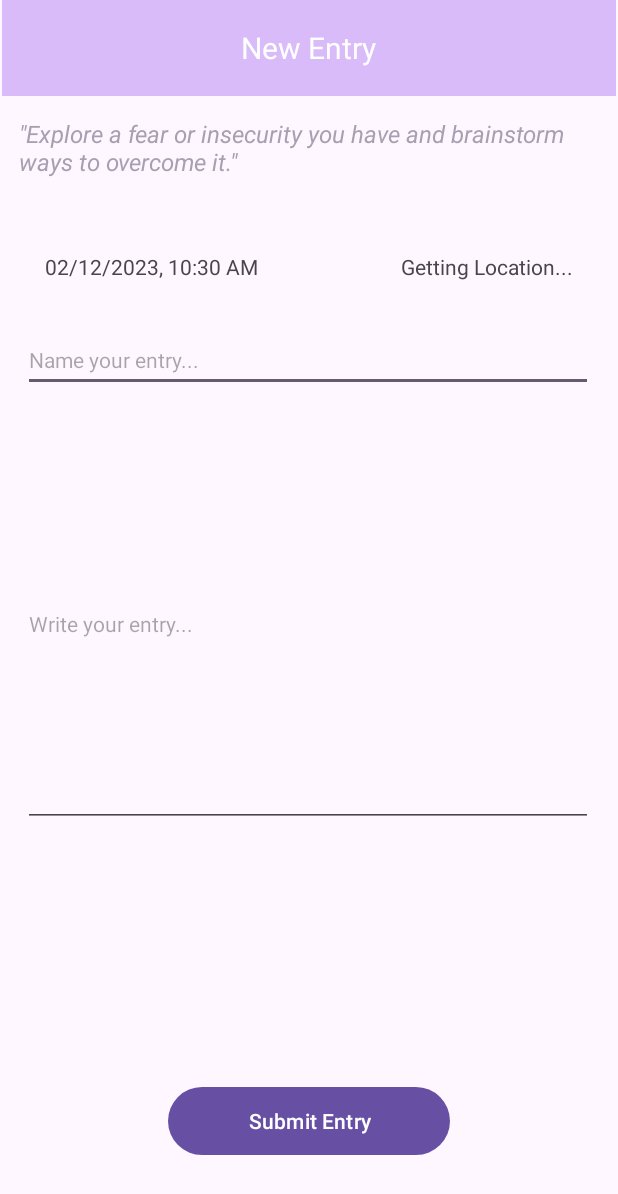
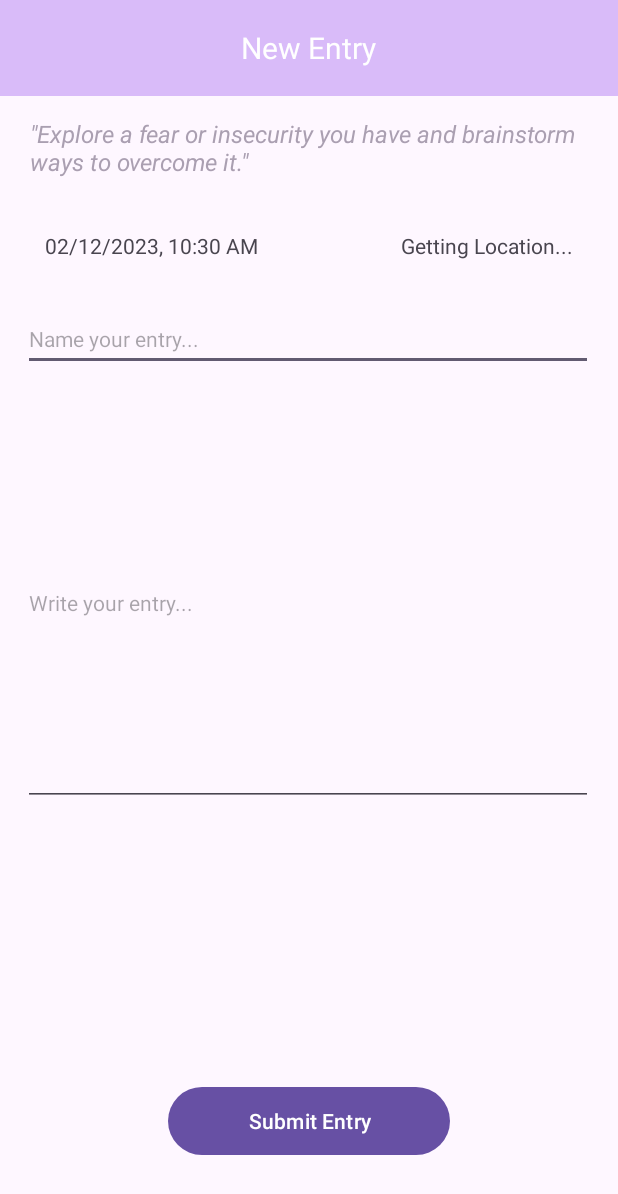
Before and after one commit to CallumOB/journalling-app, an Android app: the screen it shows after launch (NewEntryActivity), after a tap on an icon or button, on a phone screen of 412 x 824 dp. Shown: the top 1194 px of the screen. Run offline under Robolectric (Android 15) with nearby library versions, the phone set to English and light mode, and no system bars; our stand-ins replace Room's generated code.

Commit message:
layout changes, android naming convention implemented

```diff
--- a/app/src/main/AndroidManifest.xml
+++ b/app/src/main/AndroidManifest.xml
@@ -17,12 +17,15 @@
         tools:targetApi="31">
         <activity
             android:name=".ViewEntryActivity"
+            android:screenOrientation="portrait"
             android:exported="false" />
         <activity
             android:name=".NewEntryActivity"
+            android:screenOrientation="portrait"
             android:exported="false" />
         <activity
             android:name=".MainActivity"
+            android:screenOrientation="portrait"
             android:exported="true">
             <intent-filter>
                 <action android:name="android.intent.action.MAIN" />
--- a/app/src/main/java/com/example/journallingapp/EntryRecyclerAdapter.java
+++ b/app/src/main/java/com/example/journallingapp/EntryRecyclerAdapter.java
@@ -20,18 +20,18 @@ public class EntryRecyclerAdapter extends RecyclerView.Adapter<EntryRecyclerAdap
     * https://stackoverflow.com/questions/24471109/recyclerview-onclick?page=1&tab=scoredesc#tab-top
     * */
     interface OnClickListener {
-        void onClick(View view);
+        void onClick(Entry entry);
     }
 
     private Context context;
-    private List<Entry> entry_list;
+    private List<Entry> entryList;
     private OnClickListener listener;
 
     public void addOnClickListener(OnClickListener listener) {this.listener = listener;}
 
     public EntryRecyclerAdapter(Context context, List<Entry> entries) {
         this.context = context;
-        this.entry_list = entries;
+        this.entryList = entries;
     }
 
     @Override
@@ -49,41 +49,46 @@ public class EntryRecyclerAdapter extends RecyclerView.Adapter<EntryRecyclerAdap
 
     @Override
     public int getItemCount() {
-        return entry_list.size();
+        return entryList.size();
     }
 
     void updateData(List<Entry> entries) {
-        this.entry_list = entries;
+        this.entryList = entries;
         notifyDataSetChanged();
     }
 
 
     class ViewHolder extends RecyclerView.ViewHolder implements View.OnClickListener{
-        private TextView entry_title;
-        private TextView entry_location;
-        private TextView entry_date;
+        private TextView entryTitle;
+        private TextView entryLocation;
+        private TextView entryDate;
 
         ViewHolder(View itemView) {
             super(itemView);
             itemView.setOnClickListener((View.OnClickListener) this);
-            entry_title = itemView.findViewById(R.id.entryTitle);
-            entry_location = itemView.findViewById(R.id.entryLocation);
-            entry_date = itemView.findViewById(R.id.entryDate);
+            entryTitle = itemView.findViewById(R.id.entryTitle);
+            entryLocation = itemView.findViewById(R.id.entryLocation);
+            entryDate = itemView.findViewById(R.id.entryDate);
         }
 
         void bindData(int position) {
-            Entry entry = entry_list.get(position);
-            entry_title.setText(entry.getName());
-            entry_location.setText(entry.getLocation());
-            entry_date.setText(entry.getDate().toString());
+            Entry entry = entryList.get(position);
+            entryTitle.setText(entry.getName());
+            entryLocation.setText(entry.getLocation());
+            entryDate.setText(entry.getDate());
         }
 
         @Override
         public void onClick(View view) {
             int position = getAdapterPosition();
             if (listener != null) {
-            // add functionality here for new intent and extras to view the given entry
+                Entry entry = entryList.get(position);
+                listener.onClick(entry);
             }
         }
     }
+
+    void setOnClickListener(OnClickListener listener) {
+        this.listener = listener;
+    }
 }
--- a/app/src/main/java/com/example/journallingapp/MainActivity.java
+++ b/app/src/main/java/com/example/journallingapp/MainActivity.java
@@ -7,6 +7,7 @@ import androidx.room.Room;
 
 import android.content.Intent;
 import android.os.Bundle;
+import android.util.Log;
 import android.view.View;
 
 import com.google.android.material.floatingactionbutton.FloatingActionButton;
@@ -15,48 +16,52 @@ import java.util.ArrayList;
 
 public class MainActivity extends AppCompatActivity {
 
-    private RecyclerView entry_view;
-    private FloatingActionButton add_entry;
-    private EntryDao entry_dao;
-    private EntryRecyclerAdapter entry_adapter;
+    private RecyclerView entryView;
+    private FloatingActionButton addEntry;
+    private EntryDao entryDao;
+    private EntryRecyclerAdapter entryAdapter;
 
     @Override
     protected void onCreate(Bundle savedInstanceState) {
         super.onCreate(savedInstanceState);
         setContentView(R.layout.activity_main);
 
-        entry_view = findViewById(R.id.journalEntries);
-        entry_view.setLayoutManager(new LinearLayoutManager(this));
-        add_entry = findViewById(R.id.addEntry);
+        entryView = findViewById(R.id.journalEntries);
+        entryView.setLayoutManager(new LinearLayoutManager(this));
+        addEntry = findViewById(R.id.addEntry);
 
-        entry_dao = Room.databaseBuilder(this, EntryDatabase.class, "entry-db")
+        entryDao = Room.databaseBuilder(this, EntryDatabase.class, "entry-db")
                 .allowMainThreadQueries()
                 .build()
                 .getEntryDao();
 
-        entry_adapter = new EntryRecyclerAdapter(this, new ArrayList<Entry>());
-        entry_view.setAdapter(entry_adapter);
-        entry_adapter.addOnClickListener(new EntryRecyclerAdapter.OnClickListener() {
+        entryAdapter = new EntryRecyclerAdapter(this, new ArrayList<Entry>());
+        entryAdapter.setOnClickListener(new EntryRecyclerAdapter.OnClickListener() {
             @Override
-            public void onClick(View v) {
+            public void onClick(Entry entry) {
                 // create new intent for displaying existing entry
                 Intent intent = new Intent(MainActivity.this, ViewEntryActivity.class);
                 Bundle b = new Bundle();
-                b.putInt("entry_id", v.getId());
+                b.putInt("entry_id", entry.getId());
                 intent.putExtras(b);
+                Log.i("EntryAdapter", "Starting ViewEntryActivity, entry_id = " + entry.getId());
                 startActivity(intent);
             }
         });
 
-        add_entry.setOnClickListener(new View.OnClickListener() {
+        entryView.setAdapter(entryAdapter);
+
+        addEntry.setOnClickListener(new View.OnClickListener() {
             @Override
             public void onClick(View v) {
                 // create new intent for creating a new entry
+                Log.i("NewEntry", "Starting NewEntryActivity");
                 Intent intent = new Intent(MainActivity.this, NewEntryActivity.class);
                 startActivity(intent);
             }
         });
 
+        Log.i("MainActivity", "Loading entries");
         loadEntries();
     }
 
@@ -66,5 +71,6 @@ public class MainActivity extends AppCompatActivity {
         loadEntries();
     }
 
-    public void loadEntries() {entry_adapter.updateData(entry_dao.getEntries());}
+    public void loadEntries() {
+        entryAdapter.updateData(entryDao.getEntries());}
 }
--- a/app/src/main/java/com/example/journallingapp/NewEntryActivity.java
+++ b/app/src/main/java/com/example/journallingapp/NewEntryActivity.java
@@ -21,9 +21,7 @@ import android.widget.EditText;
 import android.widget.TextView;
 import android.widget.Toast;
 
-import java.io.IOException;
 import java.text.SimpleDateFormat;
-import java.util.ArrayList;
 import java.util.Calendar;
 import java.util.Date;
 import java.util.List;
@@ -32,17 +30,17 @@ import java.util.Random;
 
 public class NewEntryActivity extends AppCompatActivity implements LocationListener {
 
-    private BackgroundThread bg_thread;
-    private EntryDao entry_dao;
+    private BackgroundThread bgThread;
+    private EntryDao entryDao;
     private TextView prompt;
     private TextView date;
-    private TextView location_text;
+    private TextView locationText;
     private EditText name;
     private EditText contents;
     private Button submit;
     private int LOCATION_PERMISSION_CODE = 1;
-    private String[] prompt_array;
-    private Random random_prompt = new Random();
+    private String[] PROMPT_ARRAY;
+    private Random randomPrompt = new Random();
     private LocationManager locationManager;
     private long minTime = 500;
     private float minDistance = 1;
@@ -54,60 +52,60 @@ public class NewEntryActivity extends AppCompatActivity implements LocationListe
         super.onCreate(savedInstanceState);
         setContentView(R.layout.new_entry);
 
-        bg_thread = new BackgroundThread();
-        bg_thread.start();
+        bgThread = new BackgroundThread();
+        bgThread.start();
 
         locationManager = (LocationManager) getSystemService(Context.LOCATION_SERVICE);
         prompt = findViewById(R.id.newEntryPrompt);
         date = findViewById(R.id.newEntryDate);
-        location_text = findViewById(R.id.newEntryLocation);
+        locationText = findViewById(R.id.newEntryLocation);
         name = findViewById(R.id.newEntryTitle);
         contents = findViewById(R.id.newEntryText);
         submit = findViewById(R.id.newEntrySubmit);
-        prompt_array = getResources().getStringArray(R.array.journal_prompts);
+        PROMPT_ARRAY = getResources().getStringArray(R.array.journal_prompts);
 
-        entry_dao = Room.databaseBuilder(this, EntryDatabase.class, "entry-db")
+        entryDao = Room.databaseBuilder(this, EntryDatabase.class, "entry-db")
                 .allowMainThreadQueries()
                 .build()
                 .getEntryDao();
 
         // displays a random journalling prompt from the array in string.xml
-        prompt.setText("\"" + prompt_array[random_prompt.nextInt(20)] + "\"");
-        location_text.setText("Getting Location...");
+        prompt.setText("\"" + PROMPT_ARRAY[randomPrompt.nextInt(20)] + "\"");
+        locationText.setText("Getting Location...");
         date.setText(getSystemTime());
 
         submit.setOnClickListener(new View.OnClickListener() {
             @Override
             public void onClick(View v) {
-                String entry_name = name.getText().toString();
-                String entry_contents = contents.getText().toString();
-                String entry_prompt = prompt.getText().toString();
-                String entry_location = location_text.getText().toString();
-                String entry_date = date.getText().toString();
-                double entry_lat = latitude;
-                double entry_long = longitude;
+                String entryName = name.getText().toString();
+                String entryContents = contents.getText().toString();
+                String entryPrompt = prompt.getText().toString();
+                String entryLocation = locationText.getText().toString();
+                String entryDate = date.getText().toString();
+                double entryLat = latitude;
+                double entryLong = longitude;
 
-                if (entry_name.length() == 0 ||
-                    entry_contents.length() == 0 ||
-                    entry_prompt.length() == 0 ||
-                    entry_location == null ||
-                    entry_date.length() == 0) {
+                if (entryName.length() == 0 ||
+                    entryContents.length() == 0 ||
+                    entryPrompt.length() == 0 ||
+                    entryLocation == null ||
+                    entryDate.length() == 0) {
                     Toast.makeText(NewEntryActivity.this, "Please enter all details.",
                             Toast.LENGTH_LONG).show();
                     return;
                 }
 
-                Entry new_entry = new Entry();
-                new_entry.setName(entry_name);
-                new_entry.setContents(entry_contents);
-                new_entry.setPrompt(entry_prompt);
-                new_entry.setLocation(entry_location);
-                new_entry.setDate(entry_date);
-                new_entry.setLatitude(entry_lat);
-                new_entry.setLongitude(entry_long);
+                Entry newEntry = new Entry();
+                newEntry.setName(entryName);
+                newEntry.setContents(entryContents);
+                newEntry.setPrompt(entryPrompt);
+                newEntry.setLocation(entryLocation);
+                newEntry.setDate(entryDate);
+                newEntry.setLatitude(entryLat);
+                newEntry.setLongitude(entryLong);
 
                 try {
-                    entry_dao.insert(new_entry);
+                    entryDao.insert(newEntry);
                     setResult(RESULT_OK);
                     finish();
                 } catch (SQLException e) {
@@ -116,21 +114,21 @@ public class NewEntryActivity extends AppCompatActivity implements LocationListe
             }
         });
 
-        Runnable location_thread = () -> {
-            Log.i("location_thread", "Checking for location permissions...");
+        Runnable locationThread = () -> {
+            Log.i("PermissionCheck", "Checking for location permissions...");
             getSystemLocation();
-            Log.i("location_thread", "Thread completed");
+            Log.i("PermissionCheck", "Thread completed");
         };
 
-        bg_thread.addTaskToMessageQueue(location_thread);
+        bgThread.addTaskToMessageQueue(locationThread);
     }
 
     private String getSystemTime() {
         // The following code was referenced from javatpoint.com
         // https://www.javatpoint.com/java-date-to-string
-        Date current_date = Calendar.getInstance().getTime();
-        SimpleDateFormat date_format = new SimpleDateFormat("dd/MM/yyyy, hh:mm a");
-        return date_format.format(current_date);
+        Date currentDate = Calendar.getInstance().getTime();
+        SimpleDateFormat dateFormat = new SimpleDateFormat("dd/MM/yyyy, hh:mm a");
+        return dateFormat.format(currentDate);
     }
 
     private void getSystemLocation() {
@@ -147,6 +145,7 @@ public class NewEntryActivity extends AppCompatActivity implements LocationListe
             requestLocationPermission();
         } else {
             locationManager.requestLocationUpdates(LocationManager.GPS_PROVIDER, minTime, minDistance, this);
+            getLocationFromCoords(latitude, longitude);
         }
     }
 
@@ -156,6 +155,9 @@ public class NewEntryActivity extends AppCompatActivity implements LocationListe
 
         if (!(grantResults.length > 0 && grantResults[0] == PackageManager.PERMISSION_GRANTED)) {
             Toast.makeText(this, "Location permissions are required.", Toast.LENGTH_SHORT).show();
+            Log.w("PermissionCheck", "Location permissions not granted");
+        } else {
+            Log.i("PermissionCheck", "Location permissions granted");
         }
     }
 
@@ -171,6 +173,7 @@ public class NewEntryActivity extends AppCompatActivity implements LocationListe
         }else{
             // if location permissions have been granted, a location update is requested
             locationManager.requestLocationUpdates(LocationManager.GPS_PROVIDER, minTime, minDistance, this);
+            Log.i("LocationManager", "Location updates requested");
         }
     }
 
@@ -182,12 +185,11 @@ public class NewEntryActivity extends AppCompatActivity implements LocationListe
             longitude = location.getLongitude();
 
             Runnable get_location = () -> {
-                Log.i("get_location", "Getting location from coordinates...");
+                Log.i("LocationChange", "Getting location from coordinates...");
                 getLocationFromCoords(latitude, longitude);
-                Log.i("get_location", "Thread completed");
+                Log.i("LocationChange", "Thread completed");
             };
-//            getLocationFromCoords(latitude, longitude);
-            bg_thread.addTaskToMessageQueue(get_location);
+            bgThread.addTaskToMessageQueue(get_location);
         }
     }
 
@@ -195,28 +197,27 @@ public class NewEntryActivity extends AppCompatActivity implements LocationListe
         Geocoder geocoder = new Geocoder(NewEntryActivity.this, Locale.getDefault());
         try {
             List<Address> addresses = geocoder.getFromLocation(latitude, longitude, 1);
-            Log.i("get_location", ("Latitude: " + latitude + " Longitude: " + longitude));
+            Log.d("GetLocation", ("Latitude: " + latitude + " Longitude: " + longitude));
 
             if (!addresses.isEmpty() && addresses.size() > 0) {
                 int size = addresses.size() - 1;
-                Log.i("get_location", ("Size of address list: " + size));
-                String city_name = addresses.get(size).getLocality();
-                String country_name = addresses.get(size).getCountryName();
+                Log.d("GetLocation", ("Size of address list: " + size));
+                String cityName = addresses.get(size).getLocality();
+                String countryName = addresses.get(size).getCountryName();
 
                 runOnUiThread(new Runnable() {
                     @Override
                     public void run() {
-                        location_text.setText(city_name + ", " + country_name);
+                        locationText.setText(cityName + ", " + countryName);
                     }
                 });
             } else {
-                Log.i("get_location", "No address found");
+                Log.w("GetLocation", "No address found");
             }
 
         } catch (Exception e) {
             e.printStackTrace();
-            // if location can't be found null is returned, used for error checking
-            Log.i("Message", "Location could not be found from coordinates");
+            Log.w("GetLocation", "Location could not be found from coordinates");
         }
     }
 
--- a/app/src/main/res/layout/new_entry.xml
+++ b/app/src/main/res/layout/new_entry.xml
@@ -7,7 +7,7 @@
 
     <androidx.appcompat.widget.Toolbar
         android:id="@+id/titleToolbar"
-        android:layout_width="409dp"
+        android:layout_width="match_parent"
         android:layout_height="wrap_content"
         android:background="@color/main_purple"
         android:minHeight="?attr/actionBarSize"
@@ -28,18 +28,19 @@
 
     <TextView
         android:id="@+id/newEntryPrompt"
-        android:layout_width="387dp"
+        android:layout_width="wrap_content"
         android:layout_height="70dp"
-        android:layout_marginStart="15dp"
-        android:layout_marginTop="14dp"
-        android:layout_marginEnd="15dp"
+        android:paddingStart="20dp"
+        android:paddingTop="14dp"
+        android:paddingEnd="20dp"
         android:text='"Example Prompt?"'
         android:textColor="@color/quartz"
         android:textSize="16sp"
         android:textStyle="italic"
-        app:layout_constraintEnd_toEndOf="parent"
+        android:layout_gravity="center"
         app:layout_constraintStart_toStartOf="parent"
-        app:layout_constraintTop_toBottomOf="@+id/titleToolbar" />
+        app:layout_constraintTop_toBottomOf="@+id/titleToolbar"
+        app:layout_constraintEnd_toEndOf="parent" />
 
     <EditText
         android:id="@+id/newEntryTitle"
--- a/app/src/main/res/layout/row_item.xml
+++ b/app/src/main/res/layout/row_item.xml
@@ -37,4 +37,10 @@
         android:layout_marginEnd="10dp"
         android:text="7:28PM, 30/10/23"/>
 
+    <View
+        android:layout_width="match_parent"
+        android:layout_height="1dp"
+        android:layout_below="@id/entryLocation"
+        android:background="?attr/dividerHorizontal" />
+
 </RelativeLayout>
```
Also changed, not shown: app/src/main/java/com/example/journallingapp/ViewEntryActivity.java (+17 -0 lines), app/src/main/res/layout/activity_main.xml (+8 -8 lines), app/src/main/res/layout/view_entry.xml (+12 -16 lines).
